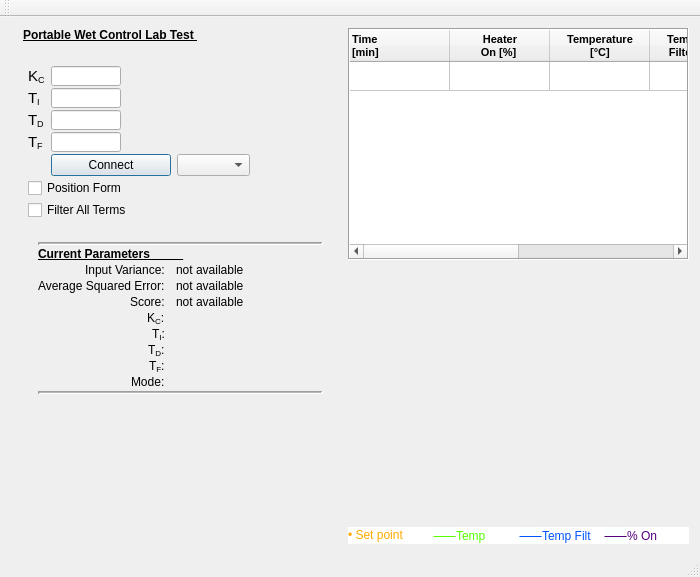
Old version of the form mainwindow.ui in the repository AnthonyA28/Qt-PWCL-test.
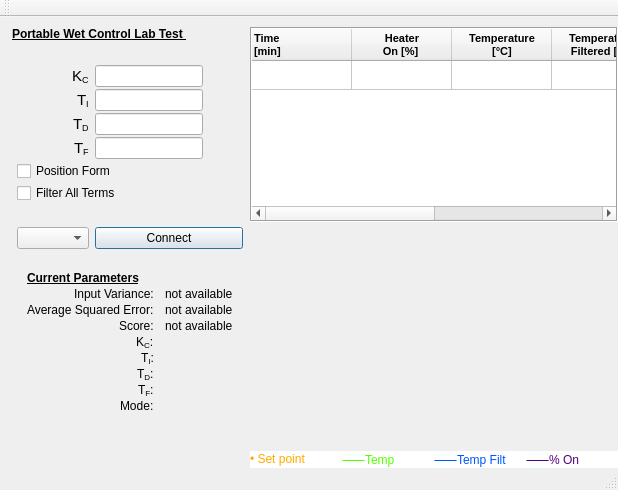
New version of the form. Icons and pictures are not drawn. Custom widgets are drawn as their Qt base class.

Commit message: Enabled High DPI scaling and made all widgets prefered and non pixel sized

The edit to the form file:
```diff
--- a/mainwindow.ui
+++ b/mainwindow.ui
@@ -6,13 +6,13 @@
    <rect>
     <x>0</x>
     <y>0</y>
-    <width>700</width>
-    <height>577</height>
+    <width>618</width>
+    <height>490</height>
    </rect>
   </property>
   <property name="minimumSize">
    <size>
-    <width>0</width>
+    <width>618</width>
     <height>490</height>
    </size>
   </property>
@@ -24,7 +24,22 @@
     <normaloff>gator_icon.ico</normaloff>gator_icon.ico</iconset>
   </property>
   <widget class="QWidget" name="centralWidget">
-   <layout class="QHBoxLayout" name="horizontalLayout">
+   <layout class="QHBoxLayout" name="horizontalLayout" stretch="0,1">
+    <property name="spacing">
+     <number>2</number>
+    </property>
+    <property name="leftMargin">
+     <number>0</number>
+    </property>
+    <property name="topMargin">
+     <number>10</number>
+    </property>
+    <property name="rightMargin">
+     <number>0</number>
+    </property>
+    <property name="bottomMargin">
+     <number>0</number>
+    </property>
     <item>
      <layout class="QFormLayout" name="formLayout_2">
       <property name="sizeConstraint">
@@ -40,7 +55,7 @@
        <number>2</number>
       </property>
       <property name="rightMargin">
-       <number>15</number>
+       <number>0</number>
       </property>
       <property name="bottomMargin">
        <number>0</number>
@@ -48,23 +63,11 @@
       <item row="0" column="1">
        <widget class="QLabel" name="label_5">
         <property name="sizePolicy">
-         <sizepolicy hsizetype="Fixed" vsizetype="Fixed">
+         <sizepolicy hsizetype="Preferred" vsizetype="Preferred">
           <horstretch>0</horstretch>
           <verstretch>0</verstretch>
          </sizepolicy>
         </property>
-        <property name="minimumSize">
-         <size>
-          <width>304</width>
-          <height>0</height>
-         </size>
-        </property>
-        <property name="maximumSize">
-         <size>
-          <width>304</width>
-          <height>16777215</height>
-         </size>
-        </property>
         <property name="font">
          <font>
           <weight>75</weight>
@@ -96,6 +99,9 @@
           <property name="sizeConstraint">
            <enum>QLayout::SetMinimumSize</enum>
           </property>
+          <property name="labelAlignment">
+           <set>Qt::AlignRight|Qt::AlignTrailing|Qt::AlignVCenter</set>
+          </property>
           <property name="verticalSpacing">
            <number>2</number>
           </property>
@@ -106,62 +112,102 @@
            <number>10</number>
           </property>
           <property name="rightMargin">
-           <number>0</number>
+           <number>5</number>
           </property>
           <item row="0" column="0">
            <widget class="QLabel" name="label_4">
+            <property name="sizePolicy">
+             <sizepolicy hsizetype="Preferred" vsizetype="Preferred">
+              <horstretch>0</horstretch>
+              <verstretch>0</verstretch>
+             </sizepolicy>
+            </property>
             <property name="text">
              <string>&lt;html&gt;&lt;head/&gt;&lt;body&gt;&lt;p&gt;&lt;span style=&quot; font-size:11pt;&quot;&gt;K&lt;/span&gt;&lt;span style=&quot; font-size:11pt; vertical-align:sub;&quot;&gt;C&lt;/span&gt;&lt;/p&gt;&lt;/body&gt;&lt;/html&gt;</string>
             </property>
            </widget>
           </item>
           <item row="0" column="1">
-           <widget class="QLineEdit" name="kcTextBox">
-            <property name="sizePolicy">
-             <sizepolicy hsizetype="Fixed" vsizetype="Fixed">
-              <horstretch>0</horstretch>
-              <verstretch>0</verstretch>
-             </sizepolicy>
-            </property>
-            <property name="maximumSize">
-             <size>
-              <width>70</width>
-              <height>20</height>
-             </size>
-            </property>
-            <property name="alignment">
-             <set>Qt::AlignLeading|Qt::AlignLeft|Qt::AlignVCenter</set>
-            </property>
-           </widget>
+           <layout class="QHBoxLayout" name="horizontalLayout_2">
+            <item>
+             <widget class="QLineEdit" name="kcTextBox">
+              <property name="sizePolicy">
+               <sizepolicy hsizetype="Preferred" vsizetype="Preferred">
+                <horstretch>0</horstretch>
+                <verstretch>0</verstretch>
+               </sizepolicy>
+              </property>
+              <property name="alignment">
+               <set>Qt::AlignLeading|Qt::AlignLeft|Qt::AlignVCenter</set>
+              </property>
+             </widget>
+            </item>
+            <item>
+             <spacer name="horizontalSpacer_4">
+              <property name="orientation">
+               <enum>Qt::Horizontal</enum>
+              </property>
+              <property name="sizeHint" stdset="0">
+               <size>
+                <width>40</width>
+                <height>20</height>
+               </size>
+              </property>
+             </spacer>
+            </item>
+           </layout>
           </item>
           <item row="1" column="0">
            <widget class="QLabel" name="label_3">
+            <property name="sizePolicy">
+             <sizepolicy hsizetype="Preferred" vsizetype="Preferred">
+              <horstretch>0</horstretch>
+              <verstretch>0</verstretch>
+             </sizepolicy>
+            </property>
             <property name="text">
              <string>&lt;html&gt;&lt;head/&gt;&lt;body&gt;&lt;p&gt;&lt;span style=&quot; font-size:11pt;&quot;&gt;Τ&lt;/span&gt;&lt;span style=&quot; font-size:11pt; vertical-align:sub;&quot;&gt;I&lt;/span&gt;&lt;/p&gt;&lt;/body&gt;&lt;/html&gt;</string>
             </property>
            </widget>
           </item>
           <item row="1" column="1">
-           <widget class="QLineEdit" name="tauiTextBox">
-            <property name="sizePolicy">
-             <sizepolicy hsizetype="Fixed" vsizetype="Fixed">
-              <horstretch>0</horstretch>
-              <verstretch>0</verstretch>
-             </sizepolicy>
-            </property>
-            <property name="maximumSize">
-             <size>
-              <width>70</width>
-              <height>20</height>
-             </size>
-            </property>
-            <property name="alignment">
-             <set>Qt::AlignLeading|Qt::AlignLeft|Qt::AlignVCenter</set>
-            </property>
-           </widget>
+           <layout class="QHBoxLayout" name="horizontalLayout_5">
+            <item>
+             <widget class="QLineEdit" name="tauiTextBox">
+              <property name="sizePolicy">
+               <sizepolicy hsizetype="Preferred" vsizetype="Preferred">
+                <horstretch>0</horstretch>
+                <verstretch>0</verstretch>
+               </sizepolicy>
+              </property>
+              <property name="alignment">
+               <set>Qt::AlignLeading|Qt::AlignLeft|Qt::AlignVCenter</set>
+              </property>
+             </widget>
+            </item>
+            <item>
+             <spacer name="horizontalSpacer_3">
+              <property name="orientation">
+               <enum>Qt::Horizontal</enum>
+              </property>
+              <property name="sizeHint" stdset="0">
+               <size>
+                <width>40</width>
+                <height>20</height>
+               </size>
+              </property>
+             </spacer>
+            </item>
+           </layout>
           </item>
           <item row="2" column="0">
            <widget class="QLabel" name="label">
+            <property name="sizePolicy">
+             <sizepolicy hsizetype="Preferred" vsizetype="Preferred">
+              <horstretch>0</horstretch>
+              <verstretch>0</verstretch>
+             </sizepolicy>
+            </property>
             <property name="font">
              <font>
               <pointsize>9</pointsize>
@@ -179,126 +225,86 @@
            </widget>
           </item>
           <item row="2" column="1">
-           <widget class="QLineEdit" name="taudTextBox">
-            <property name="sizePolicy">
-             <sizepolicy hsizetype="Fixed" vsizetype="Fixed">
-              <horstretch>0</horstretch>
-              <verstretch>0</verstretch>
-             </sizepolicy>
-            </property>
-            <property name="maximumSize">
-             <size>
-              <width>70</width>
-              <height>20</height>
-             </size>
-            </property>
-            <property name="alignment">
-             <set>Qt::AlignLeading|Qt::AlignLeft|Qt::AlignVCenter</set>
-            </property>
-           </widget>
+           <layout class="QHBoxLayout" name="horizontalLayout_7">
+            <item>
+             <widget class="QLineEdit" name="taudTextBox">
+              <property name="sizePolicy">
+               <sizepolicy hsizetype="Preferred" vsizetype="Preferred">
+                <horstretch>0</horstretch>
+                <verstretch>0</verstretch>
+               </sizepolicy>
+              </property>
+              <property name="alignment">
+               <set>Qt::AlignLeading|Qt::AlignLeft|Qt::AlignVCenter</set>
+              </property>
+             </widget>
+            </item>
+            <item>
+             <spacer name="horizontalSpacer_2">
+              <property name="orientation">
+               <enum>Qt::Horizontal</enum>
+              </property>
+              <property name="sizeHint" stdset="0">
+               <size>
+                <width>40</width>
+                <height>20</height>
+               </size>
+              </property>
+             </spacer>
+            </item>
+           </layout>
           </item>
           <item row="3" column="0">
            <widget class="QLabel" name="label_2">
+            <property name="sizePolicy">
+             <sizepolicy hsizetype="Preferred" vsizetype="Preferred">
+              <horstretch>0</horstretch>
+              <verstretch>0</verstretch>
+             </sizepolicy>
+            </property>
             <property name="text">
              <string>&lt;html&gt;&lt;head/&gt;&lt;body&gt;&lt;p&gt;&lt;span style=&quot; font-size:11pt;&quot;&gt;Τ&lt;/span&gt;&lt;span style=&quot; font-size:11pt; vertical-align:sub;&quot;&gt;F&lt;/span&gt;&lt;/p&gt;&lt;/body&gt;&lt;/html&gt;</string>
             </property>
            </widget>
           </item>
           <item row="3" column="1">
-           <widget class="QLineEdit" name="taufTextBox">
-            <property name="sizePolicy">
-             <sizepolicy hsizetype="Fixed" vsizetype="Fixed">
-              <horstretch>0</horstretch>
-              <verstretch>0</verstretch>
-             </sizepolicy>
-            </property>
-            <property name="maximumSize">
-             <size>
-              <width>70</width>
-              <height>20</height>
-             </size>
-            </property>
-            <property name="alignment">
-             <set>Qt::AlignLeading|Qt::AlignLeft|Qt::AlignVCenter</set>
-            </property>
-           </widget>
-          </item>
-          <item row="4" column="1">
-           <layout class="QHBoxLayout" name="horizontalLayout_4">
+           <layout class="QHBoxLayout" name="horizontalLayout_8">
             <item>
-             <widget class="QPushButton" name="setButton">
+             <widget class="QLineEdit" name="taufTextBox">
               <property name="sizePolicy">
-               <sizepolicy hsizetype="Fixed" vsizetype="Fixed">
+               <sizepolicy hsizetype="Preferred" vsizetype="Preferred">
                 <horstretch>0</horstretch>
                 <verstretch>0</verstretch>
                </sizepolicy>
               </property>
-              <property name="minimumSize">
-               <size>
-                <width>20</width>
-                <height>0</height>
-               </size>
-              </property>
-              <property name="maximumSize">
-               <size>
-                <width>120</width>
-                <height>27</height>
-               </size>
-              </property>
-              <property name="font">
-               <font>
-                <pointsize>9</pointsize>
-               </font>
-              </property>
-              <property name="text">
-               <string>Connect</string>
-              </property>
-              <property name="autoDefault">
-               <bool>true</bool>
-              </property>
-              <property name="default">
-               <bool>true</bool>
+              <property name="alignment">
+               <set>Qt::AlignLeading|Qt::AlignLeft|Qt::AlignVCenter</set>
               </property>
              </widget>
             </item>
             <item>
-             <widget class="QComboBox" name="portComboBox">
-              <property name="sizePolicy">
-               <sizepolicy hsizetype="Fixed" vsizetype="Fixed">
-                <horstretch>0</horstretch>
-                <verstretch>0</verstretch>
-               </sizepolicy>
+             <spacer name="horizontalSpacer">
+              <property name="orientation">
+               <enum>Qt::Horizontal</enum>
               </property>
-              <property name="maximumSize">
+              <property name="sizeHint" stdset="0">
                <size>
-                <width>73</width>
-                <height>27</height>
+                <width>40</width>
+                <height>20</height>
                </size>
               </property>
-              <property name="editable">
-               <bool>false</bool>
-              </property>
-              <property name="frame">
-               <bool>true</bool>
-              </property>
-             </widget>
+             </spacer>
             </item>
            </layout>
           </item>
-          <item row="5" column="0" colspan="2">
+          <item row="4" column="0" colspan="2">
            <widget class="QCheckBox" name="posFormCheckBox">
             <property name="sizePolicy">
-             <sizepolicy hsizetype="Fixed" vsizetype="Fixed">
+             <sizepolicy hsizetype="Preferred" vsizetype="Preferred">
               <horstretch>0</horstretch>
               <verstretch>0</verstretch>
              </sizepolicy>
             </property>
-            <property name="maximumSize">
-             <size>
-              <width>296</width>
-              <height>16777215</height>
-             </size>
-            </property>
             <property name="font">
              <font>
               <pointsize>9</pointsize>
@@ -309,20 +315,14 @@
             </property>
            </widget>
           </item>
-          <item row="6" column="0" colspan="2">
+          <item row="5" column="0" colspan="2">
            <widget class="QCheckBox" name="filterAllCheckBox">
             <property name="sizePolicy">
-             <sizepolicy hsizetype="Fixed" vsizetype="Fixed">
+             <sizepolicy hsizetype="Preferred" vsizetype="Preferred">
               <horstretch>0</horstretch>
               <verstretch>0</verstretch>
              </sizepolicy>
             </property>
-            <property name="maximumSize">
-             <size>
-              <width>296</width>
-              <height>16777215</height>
-             </size>
-            </property>
             <property name="font">
              <font>
               <pointsize>9</pointsize>
@@ -333,6 +333,65 @@
             </property>
            </widget>
           </item>
+          <item row="6" column="0" colspan="2">
+           <spacer name="horizontalSpacer_5">
+            <property name="orientation">
+             <enum>Qt::Horizontal</enum>
+            </property>
+            <property name="sizeHint" stdset="0">
+             <size>
+              <width>40</width>
+              <height>20</height>
+             </size>
+            </property>
+           </spacer>
+          </item>
+          <item row="7" column="0">
+           <widget class="QComboBox" name="portComboBox">
+            <property name="sizePolicy">
+             <sizepolicy hsizetype="Preferred" vsizetype="Preferred">
+              <horstretch>0</horstretch>
+              <verstretch>0</verstretch>
+             </sizepolicy>
+            </property>
+            <property name="editable">
+             <bool>false</bool>
+            </property>
+            <property name="frame">
+             <bool>true</bool>
+            </property>
+           </widget>
+          </item>
+          <item row="7" column="1">
+           <widget class="QPushButton" name="setButton">
+            <property name="sizePolicy">
+             <sizepolicy hsizetype="Preferred" vsizetype="Preferred">
+              <horstretch>0</horstretch>
+              <verstretch>0</verstretch>
+             </sizepolicy>
+            </property>
+            <property name="minimumSize">
+             <size>
+              <width>20</width>
+              <height>0</height>
+             </size>
+            </property>
+            <property name="font">
+             <font>
+              <pointsize>9</pointsize>
+             </font>
+            </property>
+            <property name="text">
+             <string>Connect</string>
+            </property>
+            <property name="autoDefault">
+             <bool>true</bool>
+            </property>
+            <property name="default">
+             <bool>true</bool>
+            </property>
+           </widget>
+          </item>
          </layout>
         </item>
        </layout>
@@ -358,62 +417,25 @@
          <number>15</number>
         </property>
         <property name="rightMargin">
-         <number>4</number>
+         <number>0</number>
         </property>
         <item row="0" column="0" colspan="2">
-         <widget class="Line" name="line">
-          <property name="sizePolicy">
-           <sizepolicy hsizetype="Minimum" vsizetype="Minimum">
-            <horstretch>0</horstretch>
-            <verstretch>0</verstretch>
-           </sizepolicy>
-          </property>
-          <property name="minimumSize">
-           <size>
-            <width>2</width>
-            <height>0</height>
-           </size>
-          </property>
-          <property name="maximumSize">
-           <size>
-            <width>285</width>
-            <height>16777215</height>
-           </size>
-          </property>
-          <property name="frameShadow">
-           <enum>QFrame::Sunken</enum>
-          </property>
-          <property name="lineWidth">
-           <number>2</number>
-          </property>
-          <property name="midLineWidth">
-           <number>1</number>
-          </property>
-          <property name="orientation">
-           <enum>Qt::Horizontal</enum>
-          </property>
-         </widget>
-        </item>
-        <item row="1" column="0" colspan="2">
          <widget class="QLabel" name="label_8">
           <property name="sizePolicy">
-           <sizepolicy hsizetype="Fixed" vsizetype="Fixed">
+           <sizepolicy hsizetype="Preferred" vsizetype="Preferred">
             <horstretch>0</horstretch>
             <verstretch>0</verstretch>
            </sizepolicy>
           </property>
-          <property name="maximumSize">
-           <size>
-            <width>285</width>
-            <height>16777215</height>
-           </size>
-          </property>
           <property name="text">
-           <string>&lt;html&gt;&lt;head/&gt;&lt;body&gt;&lt;p&gt;&lt;span style=&quot; font-size:9pt; font-weight:600; text-decoration: underline;&quot;&gt;Current Parameters_____&lt;/span&gt;&lt;/p&gt;&lt;/body&gt;&lt;/html&gt;</string>
+           <string>&lt;html&gt;&lt;head/&gt;&lt;body&gt;&lt;p&gt;&lt;span style=&quot; font-size:9pt; font-weight:600; text-decoration: underline;&quot;&gt;Current Parameters&lt;/span&gt;&lt;/p&gt;&lt;/body&gt;&lt;/html&gt;</string>
+          </property>
+          <property name="alignment">
+           <set>Qt::AlignJustify|Qt::AlignVCenter</set>
           </property>
          </widget>
         </item>
-        <item row="2" column="0">
+        <item row="1" column="0">
          <widget class="QLabel" name="label_14">
           <property name="sizePolicy">
            <sizepolicy hsizetype="Preferred" vsizetype="Preferred">
@@ -421,12 +443,6 @@
             <verstretch>0</verstretch>
            </sizepolicy>
           </property>
-          <property name="maximumSize">
-           <size>
-            <width>16777214</width>
-            <height>16777215</height>
-           </size>
-          </property>
           <property name="font">
            <font>
             <pointsize>9</pointsize>
@@ -437,7 +453,7 @@
           </property>
          </widget>
         </item>
-        <item row="2" column="1">
+        <item row="1" column="1">
          <widget class="QLabel" name="inputVarLabel">
           <property name="sizePolicy">
            <sizepolicy hsizetype="Preferred" vsizetype="Preferred">
@@ -445,12 +461,6 @@
             <verstretch>0</verstretch>
            </sizepolicy>
           </property>
-          <property name="maximumSize">
-           <size>
-            <width>141</width>
-            <height>16777215</height>
-           </size>
-          </property>
           <property name="font">
            <font>
             <pointsize>9</pointsize>
@@ -461,7 +471,7 @@
           </property>
          </widget>
         </item>
-        <item row="3" column="0">
+        <item row="2" column="0">
          <widget class="QLabel" name="label_15">
           <property name="sizePolicy">
            <sizepolicy hsizetype="Preferred" vsizetype="Preferred">
@@ -469,12 +479,6 @@
             <verstretch>0</verstretch>
            </sizepolicy>
           </property>
-          <property name="maximumSize">
-           <size>
-            <width>16777214</width>
-            <height>16777215</height>
-           </size>
-          </property>
           <property name="font">
            <font>
             <pointsize>9</pointsize>
@@ -485,7 +489,7 @@
           </property>
          </widget>
         </item>
-        <item row="3" column="1">
+        <item row="2" column="1">
          <widget class="QLabel" name="avgerrLabel">
           <property name="sizePolicy">
            <sizepolicy hsizetype="Preferred" vsizetype="Preferred">
@@ -493,12 +497,6 @@
             <verstretch>0</verstretch>
            </sizepolicy>
           </property>
-          <property name="maximumSize">
-           <size>
-            <width>141</width>
-            <height>16777215</height>
-           </size>
-          </property>
           <property name="font">
            <font>
             <pointsize>9</pointsize>
@@ -509,7 +507,7 @@
           </property>
          </widget>
         </item>
-        <item row="4" column="0">
+        <item row="3" column="0">
          <widget class="QLabel" name="label_7">
           <property name="sizePolicy">
            <sizepolicy hsizetype="Preferred" vsizetype="Preferred">
@@ -517,12 +515,6 @@
             <verstretch>0</verstretch>
            </sizepolicy>
           </property>
-          <property name="maximumSize">
-           <size>
-            <width>16777214</width>
-            <height>16777215</height>
-           </size>
-          </property>
           <property name="font">
            <font>
             <pointsize>9</pointsize>
@@ -533,7 +525,7 @@
           </property>
          </widget>
         </item>
-        <item row="4" column="1">
+        <item row="3" column="1">
          <widget class="QLabel" name="scoreLabel">
           <property name="sizePolicy">
            <sizepolicy hsizetype="Preferred" vsizetype="Preferred">
@@ -551,7 +543,7 @@
           </property>
          </widget>
         </item>
-        <item row="5" column="0">
+        <item row="4" column="0">
          <widget class="QLabel" name="label_6">
           <property name="sizePolicy">
            <sizepolicy hsizetype="Preferred" vsizetype="Preferred">
@@ -559,37 +551,25 @@
             <verstretch>0</verstretch>
            </sizepolicy>
           </property>
-          <property name="maximumSize">
-           <size>
-            <width>90</width>
-            <height>16777215</height>
-           </size>
-          </property>
           <property name="text">
            <string>&lt;html&gt;&lt;head/&gt;&lt;body&gt;&lt;p&gt;&lt;span style=&quot; font-size:9pt;&quot;&gt;K&lt;/span&gt;&lt;span style=&quot; font-size:9pt; vertical-align:sub;&quot;&gt;C&lt;/span&gt;&lt;span style=&quot; font-size:9pt;&quot;&gt;:&lt;/span&gt;&lt;/p&gt;&lt;/body&gt;&lt;/html&gt;</string>
           </property>
          </widget>
         </item>
-        <item row="5" column="1">
+        <item row="4" column="1">
          <widget class="QLabel" name="kcLabel">
           <property name="sizePolicy">
-           <sizepolicy hsizetype="Fixed" vsizetype="Fixed">
+           <sizepolicy hsizetype="Preferred" vsizetype="Preferred">
             <horstretch>0</horstretch>
             <verstretch>0</verstretch>
            </sizepolicy>
           </property>
-          <property name="maximumSize">
-           <size>
-            <width>141</width>
-            <height>16777215</height>
-           </size>
-          </property>
           <property name="text">
            <string/>
           </property>
          </widget>
         </item>
-        <item row="6" column="0">
+        <item row="5" column="0">
          <widget class="QLabel" name="label_10">
           <property name="sizePolicy">
            <sizepolicy hsizetype="Preferred" vsizetype="Preferred">
@@ -597,37 +577,25 @@
             <verstretch>0</verstretch>
            </sizepolicy>
           </property>
-          <property name="maximumSize">
-           <size>
-            <width>90</width>
-            <height>16777215</height>
-           </size>
-          </property>
           <property name="text">
            <string>&lt;html&gt;&lt;head/&gt;&lt;body&gt;&lt;p&gt;&lt;span style=&quot; font-size:9pt;&quot;&gt;Τ&lt;/span&gt;&lt;span style=&quot; font-size:9pt; vertical-align:sub;&quot;&gt;I&lt;/span&gt;&lt;span style=&quot; font-size:9pt;&quot;&gt;:&lt;/span&gt;&lt;/p&gt;&lt;/body&gt;&lt;/html&gt;</string>
           </property>
          </widget>
         </item>
-        <item row="6" column="1">
+        <item row="5" column="1">
          <widget class="QLabel" name="tauiLabel">
           <property name="sizePolicy">
-           <sizepolicy hsizetype="Fixed" vsizetype="Fixed">
+           <sizepolicy hsizetype="Preferred" vsizetype="Preferred">
             <horstretch>0</horstretch>
             <verstretch>0</verstretch>
            </sizepolicy>
           </property>
-          <property name="maximumSize">
-           <size>
-            <width>141</width>
-            <height>16777215</height>
-           </size>
-          </property>
           <property name="text">
            <string/>
           </property>
          </widget>
         </item>
-        <item row="7" column="0">
+        <item row="6" column="0">
          <widget class="QLabel" name="label_16">
           <property name="sizePolicy">
            <sizepolicy hsizetype="Preferred" vsizetype="Preferred">
@@ -635,37 +603,25 @@
             <verstretch>0</verstretch>
            </sizepolicy>
           </property>
-          <property name="maximumSize">
-           <size>
-            <width>90</width>
-            <height>16777215</height>
-           </size>
-          </property>
           <property name="text">
            <string>&lt;html&gt;&lt;head/&gt;&lt;body&gt;&lt;p&gt;&lt;span style=&quot; font-size:9pt;&quot;&gt;Τ&lt;/span&gt;&lt;span style=&quot; font-size:9pt; vertical-align:sub;&quot;&gt;D&lt;/span&gt;&lt;span style=&quot; font-size:9pt;&quot;&gt;:&lt;/span&gt;&lt;/p&gt;&lt;/body&gt;&lt;/html&gt;</string>
           </property>
          </widget>
         </item>
-        <item row="7" column="1">
+        <item row="6" column="1">
          <widget class="QLabel" name="taudLabel">
           <property name="sizePolicy">
-           <sizepolicy hsizetype="Fixed" vsizetype="Fixed">
+           <sizepolicy hsizetype="Preferred" vsizetype="Preferred">
             <horstretch>0</horstretch>
             <verstretch>0</verstretch>
            </sizepolicy>
           </property>
-          <property name="maximumSize">
-           <size>
-            <width>141</width>
-            <height>16777215</height>
-           </size>
-          </property>
           <property name="text">
            <string/>
           </property>
          </widget>
         </item>
-        <item row="8" column="0">
+        <item row="7" column="0">
          <widget class="QLabel" name="label_12">
           <property name="sizePolicy">
            <sizepolicy hsizetype="Preferred" vsizetype="Preferred">
@@ -673,79 +629,45 @@
             <verstretch>0</verstretch>
            </sizepolicy>
           </property>
-          <property name="maximumSize">
-           <size>
-            <width>90</width>
-            <height>16777215</height>
-           </size>
-          </property>
           <property name="text">
            <string>&lt;html&gt;&lt;head/&gt;&lt;body&gt;&lt;p&gt;&lt;span style=&quot; font-size:9pt;&quot;&gt;Τ&lt;/span&gt;&lt;span style=&quot; font-size:9pt; vertical-align:sub;&quot;&gt;F&lt;/span&gt;&lt;span style=&quot; font-size:9pt;&quot;&gt;:&lt;/span&gt;&lt;/p&gt;&lt;/body&gt;&lt;/html&gt;</string>
           </property>
          </widget>
         </item>
-        <item row="8" column="1">
+        <item row="7" column="1">
          <widget class="QLabel" name="taufLabel">
           <property name="sizePolicy">
-           <sizepolicy hsizetype="Fixed" vsizetype="Fixed">
+           <sizepolicy hsizetype="Preferred" vsizetype="Preferred">
             <horstretch>0</horstretch>
             <verstretch>0</verstretch>
            </sizepolicy>
           </property>
-          <property name="maximumSize">
-           <size>
-            <width>141</width>
-            <height>16777215</height>
-           </size>
-          </property>
           <property name="text">
            <string/>
           </property>
          </widget>
         </item>
-        <item row="10" column="0" colspan="2">
-         <widget class="Line" name="line_2">
-          <property name="sizePolicy">
-           <sizepolicy hsizetype="Minimum" vsizetype="Minimum">
-            <horstretch>0</horstretch>
-            <verstretch>0</verstretch>
-           </sizepolicy>
-          </property>
-          <property name="minimumSize">
-           <size>
-            <width>2</width>
-            <height>0</height>
-           </size>
-          </property>
-          <property name="maximumSize">
-           <size>
-            <width>285</width>
-            <height>16777215</height>
-           </size>
-          </property>
-          <property name="frameShadow">
-           <enum>QFrame::Sunken</enum>
-          </property>
-          <property name="lineWidth">
-           <number>2</number>
-          </property>
-          <property name="midLineWidth">
-           <number>1</number>
-          </property>
-          <property name="orientation">
-           <enum>Qt::Horizontal</enum>
-          </property>
-         </widget>
-        </item>
-        <item row="9" column="0">
+        <item row="8" column="0">
          <widget class="QLabel" name="label_9">
+          <property name="sizePolicy">
+           <sizepolicy hsizetype="Preferred" vsizetype="Preferred">
+            <horstretch>0</horstretch>
+            <verstretch>0</verstretch>
+           </sizepolicy>
+          </property>
           <property name="text">
            <string>Mode:</string>
           </property>
          </widget>
         </item>
-        <item row="9" column="1">
+        <item row="8" column="1">
          <widget class="QLabel" name="modeTextLabel">
+          <property name="sizePolicy">
+           <sizepolicy hsizetype="Preferred" vsizetype="Preferred">
+            <horstretch>0</horstretch>
+            <verstretch>0</verstretch>
+           </sizepolicy>
+          </property>
           <property name="text">
            <string/>
           </property>
@@ -777,17 +699,11 @@
          <bool>true</bool>
         </property>
         <property name="sizePolicy">
-         <sizepolicy hsizetype="Expanding" vsizetype="Expanding">
+         <sizepolicy hsizetype="Preferred" vsizetype="Preferred">
           <horstretch>1</horstretch>
           <verstretch>1</verstretch>
          </sizepolicy>
         </property>
-        <property name="minimumSize">
-         <size>
-          <width>200</width>
-          <height>100</height>
-         </size>
-        </property>
         <property name="focusPolicy">
          <enum>Qt::NoFocus</enum>
         </property>
@@ -1062,8 +978,8 @@
         <property name="font">
          <font>
           <pointsize>11</pointsize>
-          <weight>75</weight>
-          <bold>true</bold>
+          <weight>50</weight>
+          <bold>false</bold>
          </font>
         </property>
         <property name="text">
@@ -1072,7 +988,14 @@
        </widget>
       </item>
       <item>
-       <widget class="QCustomPlot" name="plot" native="true"/>
+       <widget class="QCustomPlot" name="plot" native="true">
+        <property name="sizePolicy">
+         <sizepolicy hsizetype="Preferred" vsizetype="Preferred">
+          <horstretch>0</horstretch>
+          <verstretch>0</verstretch>
+         </sizepolicy>
+        </property>
+       </widget>
       </item>
       <item>
        <layout class="QHBoxLayout" name="horizontalLayout_6">
```
Left out of the diff: 8 changed lines with no effect on the pictures. The commit also changes 1 other file.
